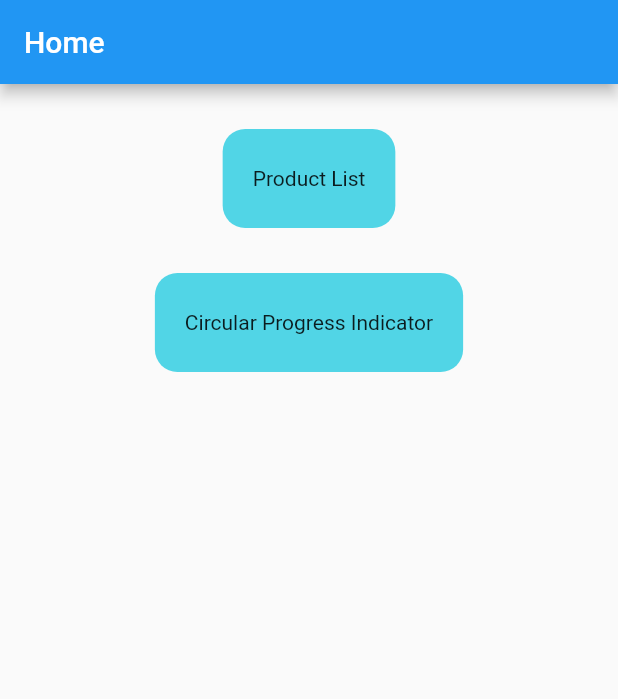
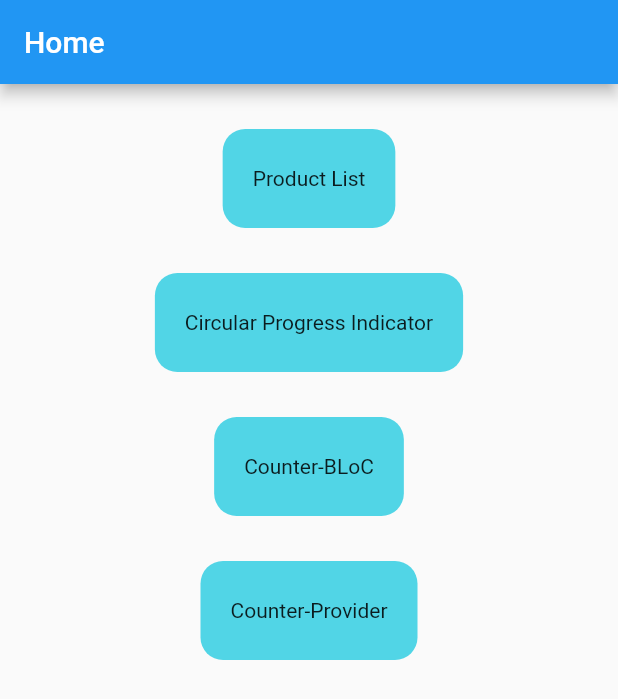
Before and after one commit to ghiffaryil/test-insight-decoded, a Flutter app: the screen it shows after launch, on a phone screen of 412 x 824 dp. Shown: the top 699 px of the screen. Run offline on Flutter 3.47's test engine with Material 2 defaults, Android fonts, the light colour scheme and no system bars; our stand-ins replace bloc, flutter_bloc, flutter_colorpicker.

Commit message:
Create Simple App Count Provider

```diff
--- /dev/null
+++ b/lib/model/provider/state_provider.dart
@@ -0,0 +1,25 @@
+import 'package:flutter/material.dart';
+
+class Counter {
+  int count;
+
+  Counter(this.count);
+}
+
+class CounterProvider extends ChangeNotifier {
+  final Counter _counter = Counter(0);
+
+  int get count => _counter.count;
+
+  void increment() {
+    _counter.count++;
+    notifyListeners();
+    print(count);
+  }
+
+  void decrement() {
+    _counter.count--;
+    notifyListeners();
+    print(count);
+  }
+}
--- a/lib/view/home.dart
+++ b/lib/view/home.dart
@@ -1,4 +1,6 @@
 import 'package:flutter/material.dart';
+import 'package:test_flutter_id/view/counter_bloc.dart';
+import 'package:test_flutter_id/view/counter_provider.dart';
 import 'product_list.dart';
 import 'circular_custom.dart';
 
@@ -61,6 +63,50 @@ class _HomeState extends State<Home> {
                 ),
                 child: const Text('Circular Progress Indicator'),
               ),
+            ),
+            const SizedBox(
+              height: 30,
+            ),
+            InkWell(
+              onTap: () {
+                Navigator.push(
+                  context,
+                  MaterialPageRoute(
+                    builder: (context) => CounterBlocPage(),
+                  ),
+                );
+              },
+              child: Container(
+                padding:
+                    const EdgeInsets.symmetric(vertical: 25, horizontal: 20),
+                decoration: const BoxDecoration(
+                  borderRadius: BorderRadius.all(Radius.circular(15)),
+                  color: Color.fromARGB(255, 81, 213, 230),
+                ),
+                child: const Text('Counter-BLoC'),
+              ),
+            ),
+            const SizedBox(
+              height: 30,
+            ),
+            InkWell(
+              onTap: () {
+                Navigator.push(
+                  context,
+                  MaterialPageRoute(
+                    builder: (context) => CounterProviderPage(),
+                  ),
+                );
+              },
+              child: Container(
+                padding:
+                    const EdgeInsets.symmetric(vertical: 25, horizontal: 20),
+                decoration: const BoxDecoration(
+                  borderRadius: BorderRadius.all(Radius.circular(15)),
+                  color: Color.fromARGB(255, 81, 213, 230),
+                ),
+                child: const Text('Counter-Provider'),
+              ),
             )
           ],
         ),
```
Also changed, not shown: lib/main.dart (+11 -1 lines), lib/model/bloc/counter_bloc_model.dart (added, +24 -0 lines), lib/view/counter_bloc.dart (added, +63 -0 lines), lib/view/counter_provider.dart (added, +61 -0 lines), pubspec.yaml (+13 -0 lines), assets/fonts/Anton-Regular.ttf (added), assets/fonts/Lato-Bold.ttf (added), assets/fonts/Lato-Regular.ttf (added), pubspec.lock.
